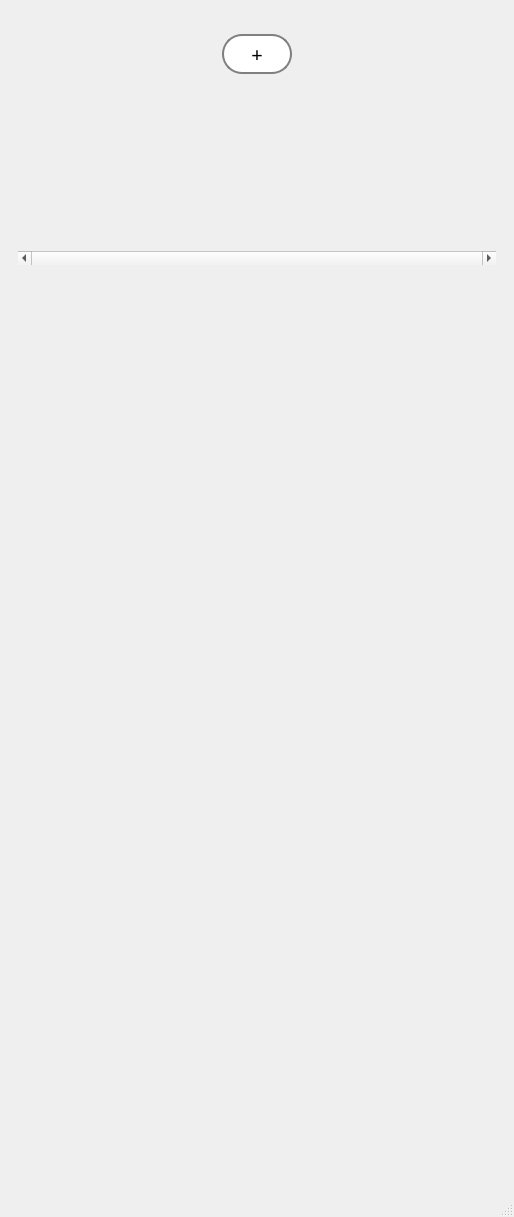
First picture: the form in ui/main.ui, repository chelovek12565/farm, before the edit.
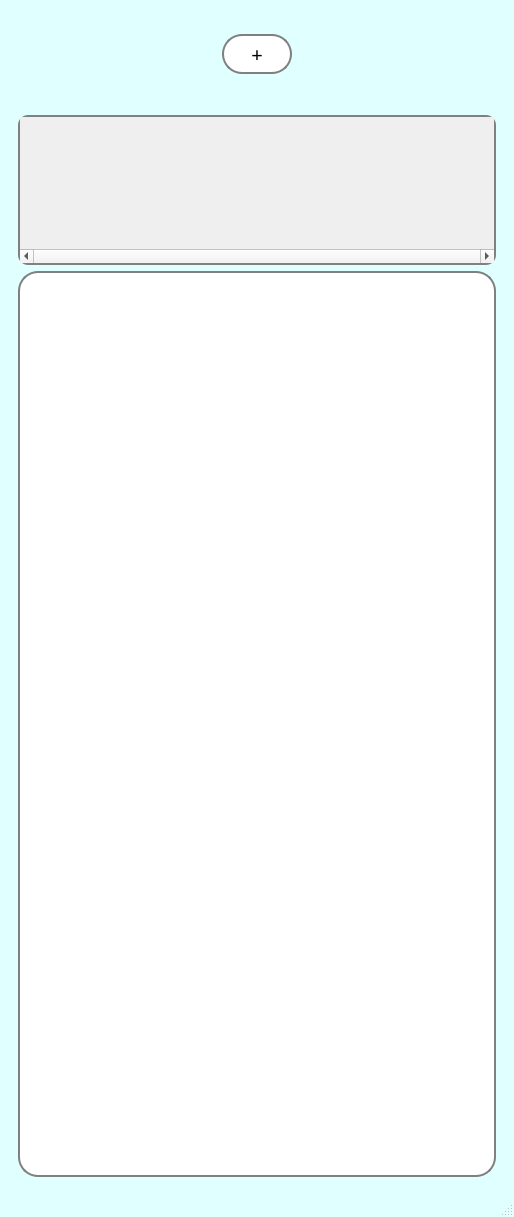
Second picture: the form after the edit.

```diff
--- a/ui/main.ui
+++ b/ui/main.ui
@@ -22,9 +22,12 @@
 					background: white;
 					border: 2px solid grey;
 					border-radius: 20px;}
-QMainWindow {backgroung: #E5E5E5}
+QMainWindow {background: #E0FFFF}
+
 QScrollArea {border: none;
-					background-color: none;}</string>
+					background-color: none;}
+QLabel {font-family: &quot;Segoe UI Variable Text Semibold&quot;}
+QVBoxLayout {backround: rgb(201, 218, 255)}</string>
   </property>
   <widget class="QWidget" name="centralwidget">
    <layout class="QVBoxLayout" name="verticalLayout_2">
@@ -109,6 +112,13 @@
            <height>150</height>
           </size>
          </property>
+         <property name="styleSheet">
+          <string notr="true">QScrollArea {
+border: 2px solid grey;
+border-radius: 10px;
+background: white
+}</string>
+         </property>
          <property name="verticalScrollBarPolicy">
           <enum>Qt::ScrollBarAsNeeded</enum>
          </property>
@@ -123,8 +133,8 @@
            <rect>
             <x>0</x>
             <y>0</y>
-            <width>478</width>
-            <height>133</height>
+            <width>474</width>
+            <height>129</height>
            </rect>
           </property>
          </widget>
@@ -138,6 +148,11 @@
            <verstretch>0</verstretch>
           </sizepolicy>
          </property>
+         <property name="styleSheet">
+          <string notr="true">QStackedWidget {border: 2px solid grey;
+border-radius: 20px;
+background: white}</string>
+         </property>
         </widget>
        </item>
       </layout>
```
Left out of the diff: 3 changed lines with no effect on the pictures.
